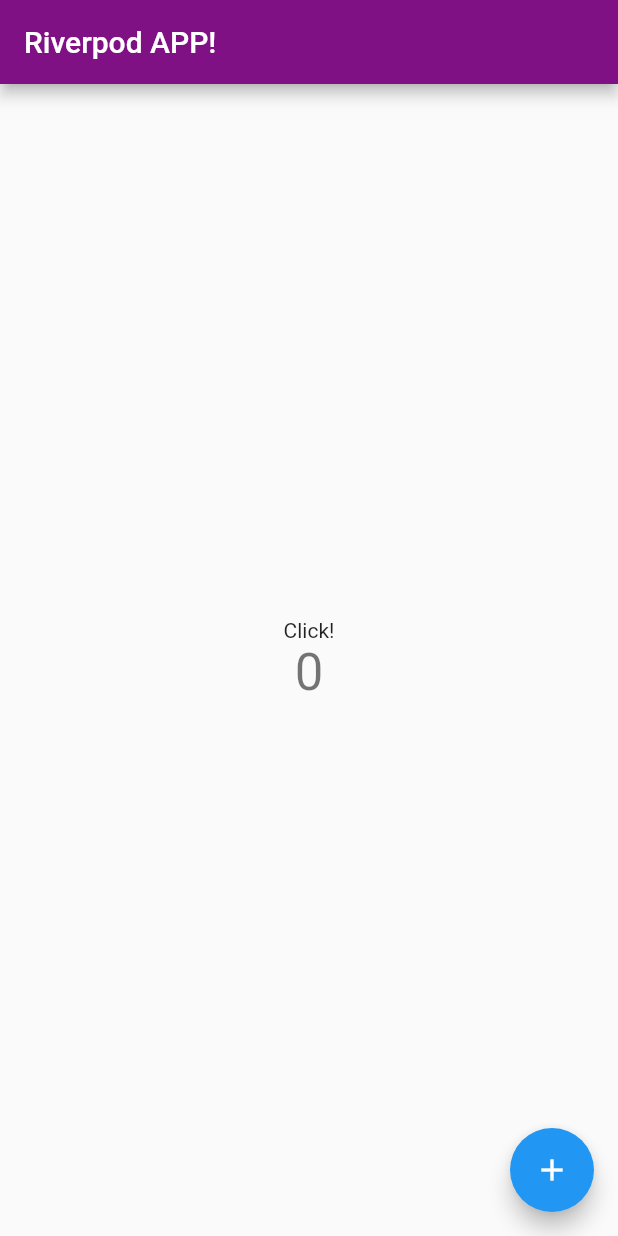
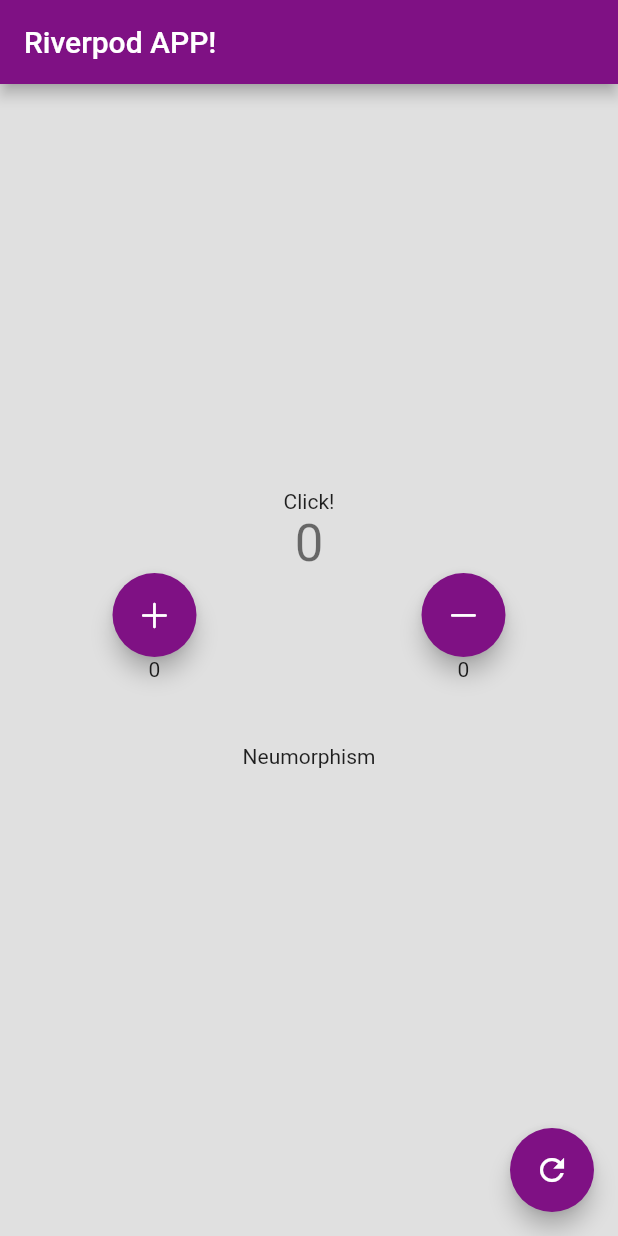
Before and after one commit to yukiyamamuro/riverpod_app, a Flutter app: the screen it shows after launch, on a phone screen of 412 x 824 dp. Run offline on Flutter 3.47's test engine with Material 2 defaults, Android fonts, the phone set to English and light mode, and no system bars; our stand-ins replace flutter_riverpod, freezed_annotation.

Commit message:
use stateProvider

```diff
--- /dev/null
+++ b/lib/data/count_data.dart
@@ -0,0 +1,17 @@
+import 'package:freezed_annotation/freezed_annotation.dart';
+import 'package:flutter/foundation.dart';
+
+part 'count_data.freezed.dart';
+part 'count_data.g.dart';
+
+@freezed
+class CountData with _$CountData {
+  const factory CountData({
+    required int count,
+    required int countUp,
+    required int countDown,
+  }) = _CountData;
+
+  factory CountData.fromJson(Map<String, dynamic> json) =>
+      _$CountDataFromJson(json);
+}
--- a/lib/main.dart
+++ b/lib/main.dart
@@ -1,5 +1,7 @@
+import 'package:flutter/cupertino.dart';
 import 'package:flutter/material.dart';
 import 'package:flutter_riverpod/flutter_riverpod.dart';
+import 'package:riverpod_app/data/count_data.dart';
 import 'package:riverpod_app/provider.dart';
 
 void main() {
@@ -34,14 +36,17 @@ class MyHomePage extends ConsumerStatefulWidget {
 }
 
 class _MyHomePageState extends ConsumerState<MyHomePage> {
+  bool _isElevated = false;
+
   @override
   Widget build(BuildContext context) {
     return Scaffold(
+      backgroundColor: Colors.grey[300],
       appBar: AppBar(
         title: Text(
           ref.watch(titleProvider),
         ),
-        backgroundColor: const Color(0xff7f1184),
+        backgroundColor: Color(ref.read(basecolorProvider)),
       ),
       body: Center(
         child: Column(
@@ -51,16 +56,93 @@ class _MyHomePageState extends ConsumerState<MyHomePage> {
               ref.watch(bodyTextProvider),
             ),
             Text(
-              ref.watch(countProvider).toString(),
+              ref.watch(countDataProvider).count.toString(),
               style: Theme.of(context).textTheme.headline4,
             ),
+            Row(
+              mainAxisAlignment: MainAxisAlignment.spaceAround,
+              children: [
+                FloatingActionButton(
+                  onPressed: () {
+                    CountData countData =
+                        ref.read(countDataProvider.state).state;
+                    ref.read(countDataProvider.state).state =
+                        countData.copyWith(
+                      count: countData.count + 1,
+                      countUp: countData.countUp + 1,
+                    );
+                  },
+                  child: const Icon(CupertinoIcons.add),
+                  backgroundColor: Color(ref.read(basecolorProvider)),
+                ),
+                FloatingActionButton(
+                  onPressed: () {
+                    CountData countData =
+                        ref.read(countDataProvider.state).state;
+                    ref.read(countDataProvider.state).state =
+                        countData.copyWith(
+                      count: countData.count - 1,
+                      countDown: countData.countDown + 1,
+                    );
+                  },
+                  child: const Icon(CupertinoIcons.minus),
+                  backgroundColor: Color(ref.read(basecolorProvider)),
+                ),
+              ],
+            ),
+            Row(
+              mainAxisAlignment: MainAxisAlignment.spaceAround,
+              children: [
+                Text(ref.watch(countDataProvider).countUp.toString()),
+                Text(ref.watch(countDataProvider).countDown.toString()),
+              ],
+            ),
+            GestureDetector(
+              onTap: () {
+                setState(() {
+                  _isElevated = !_isElevated;
+                });
+              },
+              child: AnimatedContainer(
+                duration: const Duration(milliseconds: 200),
+                height: 100,
+                width: 100,
+                child: const Center(child: Text('Neumorphism')),
+                decoration: BoxDecoration(
+                    color: Colors.grey[300],
+                    borderRadius: BorderRadius.circular(20),
+                    boxShadow: _isElevated
+                        ? [
+                            BoxShadow(
+                              color: Colors.grey[500]!,
+                              offset: const Offset(4, 4),
+                              blurRadius: 15,
+                              spreadRadius: 1,
+                            ),
+                            const BoxShadow(
+                              color: Colors.white,
+                              offset: Offset(4, 4),
+                              blurRadius: 15,
+                              spreadRadius: 1,
+                            )
+                          ]
+                        : null),
+              ),
+            )
           ],
         ),
       ),
       floatingActionButton: FloatingActionButton(
-        onPressed: () => ref.read(countProvider.state).state++,
+        onPressed: () {
+          ref.read(countDataProvider.state).state = CountData(
+            count: 0,
+            countUp: 0,
+            countDown: 0,
+          );
+        },
         tooltip: 'Increment',
-        child: const Icon(Icons.add),
+        child: const Icon(Icons.refresh),
+        backgroundColor: Color(ref.read(basecolorProvider)),
       ), // This trailing comma makes auto-formatting nicer for build methods.
     );
   }
--- a/lib/provider.dart
+++ b/lib/provider.dart
@@ -1,7 +1,12 @@
 import 'package:flutter_riverpod/flutter_riverpod.dart';
+import 'package:riverpod_app/data/count_data.dart';
 
 final titleProvider = Provider<String>((ref) {
   return 'Riverpod APP!';
+});
+
+final basecolorProvider = Provider<int>((ref) {
+  return 0xff7f1184;
 });
 
 final bodyTextProvider = Provider<String>((ref) {
@@ -9,3 +14,11 @@ final bodyTextProvider = Provider<String>((ref) {
 });
 
 final countProvider = StateProvider<int>((ref) => 0);
+
+final countDataProvider = StateProvider<CountData>(
+  (ref) => CountData(
+    count: 0,
+    countUp: 0,
+    countDown: 0,
+  ),
+);
--- a/pubspec.yaml
+++ b/pubspec.yaml
@@ -35,6 +35,7 @@ dependencies:
   # Use with the CupertinoIcons class for iOS style icons.
   cupertino_icons: ^1.0.2
   flutter_riverpod: ^1.0.3
+  freezed_annotation: ^1.1.0
 
 dev_dependencies:
   flutter_test:
@@ -46,6 +47,9 @@ dev_dependencies:
   # package. See that file for information about deactivating specific lint
   # rules and activating additional ones.
   flutter_lints: ^1.0.0
+  build_runner: ^2.1.7
+  freezed: ^1.1.1
+  json_serializable: ^6.1.4
 
 # For information on the generic Dart part of this file, see the
 # following page: https://dart.dev/tools/pub/pubspec
```
Also changed, not shown: lib/data/count_data.freezed.dart (added), lib/data/count_data.g.dart (added), pubspec.lock.
